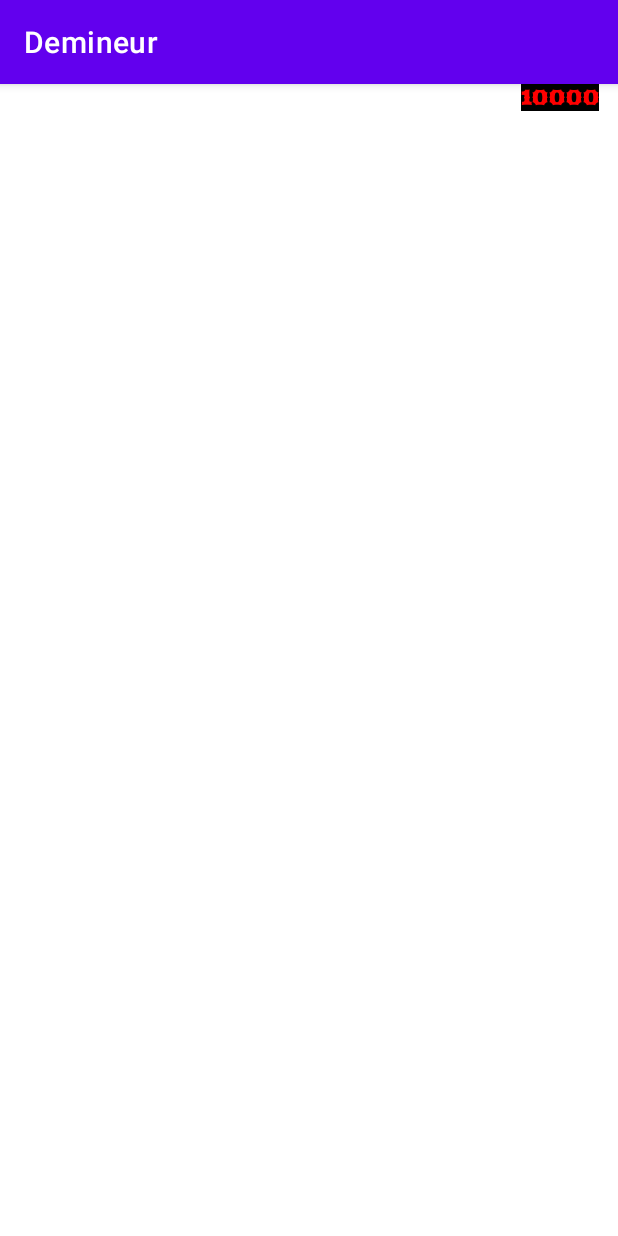
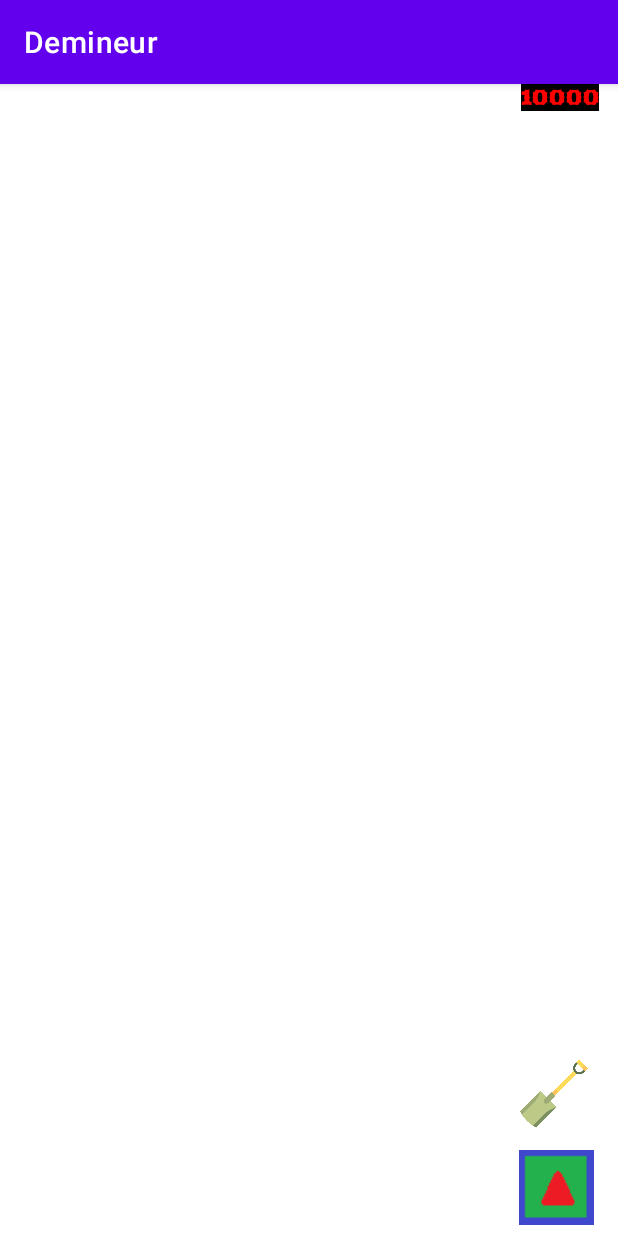
Before and after one commit to nathan-bertaud/demineur, an Android app: the screen it shows after launch (MainActivity), on a phone screen of 412 x 824 dp. Run offline under Robolectric (Android 15) with nearby library versions, the phone set to English and light mode, and no system bars.

Commit message:
Adding shovel and flag

```diff
--- a/app/src/main/java/com/example/demineur/MainActivity.java
+++ b/app/src/main/java/com/example/demineur/MainActivity.java
@@ -5,6 +5,7 @@ import android.content.Context;
 import android.content.Intent;
 import android.content.IntentFilter;
 import android.os.Bundle;
+import android.view.View;
 
 import androidx.appcompat.app.AppCompatActivity;
 
@@ -28,7 +29,6 @@ public class MainActivity extends AppCompatActivity {
     @Override
     protected void onStart() {
         super.onStart();
-        System.out.println("starting service");
         startService(intentService);
     }
 
@@ -36,6 +36,19 @@ public class MainActivity extends AppCompatActivity {
     protected void onResume() {
         super.onResume();
         registerReceiver(receiver, new IntentFilter(BROADCAST));
+        binding.imageView2.setOnClickListener(new View.OnClickListener(){
+            @Override
+            public void onClick(View v){
+                //TODO casser une case
+            }
+        });
+
+        binding.imageView3.setOnClickListener(new View.OnClickListener(){
+            @Override
+            public void onClick(View v){
+                //TODO Mettre un drapeau sur la case
+            }
+        });
     }
 
     @Override
@@ -53,10 +66,8 @@ public class MainActivity extends AppCompatActivity {
     private final BroadcastReceiver receiver = new BroadcastReceiver() {
         @Override
         public void onReceive(Context context, Intent intent) {
-            System.out.println("received");
             Bundle bundle = intent.getExtras();
             if(bundle != null){
-                System.out.println("Timer value : " + String.valueOf(bundle.getInt("timer")));
                 binding.timerTextview.setText(String.valueOf(bundle.getInt("timer")));
             }
         }
--- a/app/src/main/res/layout/activity_main.xml
+++ b/app/src/main/res/layout/activity_main.xml
@@ -22,4 +22,24 @@
         app:layout_constraintStart_toStartOf="parent"
         app:layout_constraintTop_toTopOf="parent" />
 
+    <ImageView
+        android:id="@+id/imageView2"
+        android:layout_width="45dp"
+        android:layout_height="50dp"
+        android:layout_marginEnd="20dp"
+        android:layout_marginBottom="70dp"
+        app:layout_constraintBottom_toBottomOf="parent"
+        app:layout_constraintEnd_toEndOf="parent"
+        app:srcCompat="@drawable/_06656" />
+
+    <ImageView
+        android:id="@+id/imageView3"
+        android:layout_width="wrap_content"
+        android:layout_height="wrap_content"
+        android:layout_marginEnd="16dp"
+        android:layout_marginBottom="7dp"
+        app:layout_constraintBottom_toBottomOf="parent"
+        app:layout_constraintEnd_toEndOf="parent"
+        app:srcCompat="@drawable/drapeau" />
+
 </androidx.constraintlayout.widget.ConstraintLayout>
```
Also changed, not shown: app/src/main/res/drawable/_06656.png (added), app/src/main/res/drawable/drapeau.png (added).
